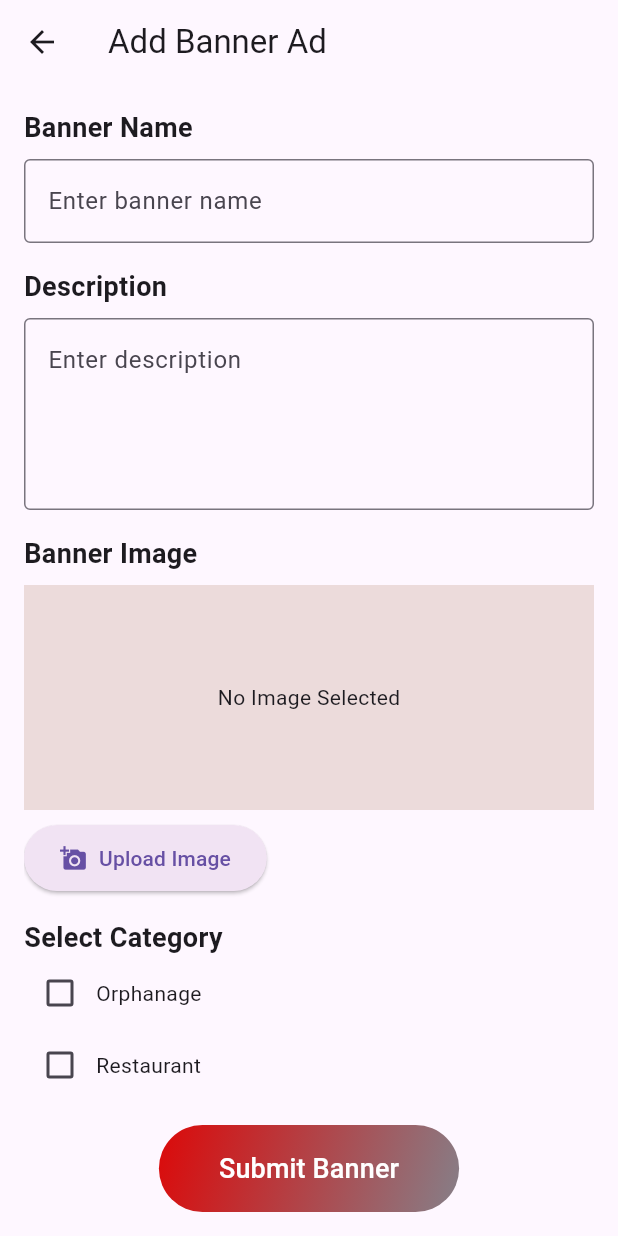
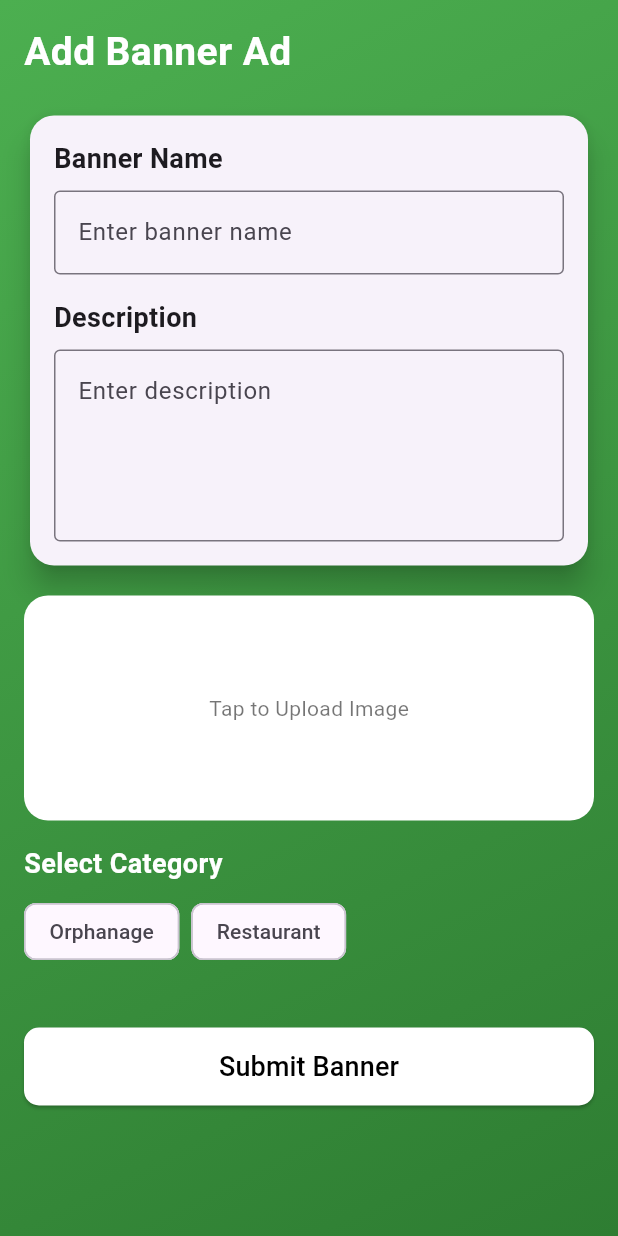
Before and after one commit to hungryproject/hungry, a Flutter app: the AdminPage screen opened directly, after a tap on "Add Banner", on a phone screen of 412 x 824 dp. Run offline on Flutter 3.47's test engine with Material 3 defaults, Android fonts, the light colour scheme and no system bars; our stand-ins replace carousel_slider, cloud_firestore, firebase_auth, firebase_core, firebase_messaging, firebase_storage and 2 more; missing offline and left inert: animated_rating_stars, onesignal_flutter; accounts and stored records are empty; Roboto replaces fonts that are missing (hungryfont).

Commit message:
admin module  view oreders screen added  , banner screen update, ui updation

```diff
--- a/lib/modules/admin/screen/adminhome_screen.dart
+++ b/lib/modules/admin/screen/adminhome_screen.dart
@@ -1,10 +1,12 @@
 import 'package:flutter/material.dart';
-import 'package:hungry/modules/admin/screen/admprof_screen.dart';
+import 'package:hungry/modules/admin/screen/admin_order_list_screen.dart';
 import 'package:hungry/modules/admin/screen/banner_screen.dart';
 import 'package:hungry/modules/admin/screen/view_added_banners_screen.dart';
 import 'package:hungry/modules/admin/screen/vieworph_screen.dart';
 import 'package:hungry/modules/admin/screen/viewrest_screen.dart';
+import 'package:hungry/modules/choose_screen.dart';
 import 'package:hungry/modules/restuarant/screens/login_screen.dart';
+
 
 class AdminPage extends StatelessWidget {
   const AdminPage({super.key});
@@ -12,53 +14,33 @@ class AdminPage extends StatelessWidget {
   @override
   Widget build(BuildContext context) {
     return Scaffold(
+      backgroundColor: Colors.black,
+      extendBodyBehindAppBar: true,
       appBar: AppBar(
-        title: const Text('Admin Page'),
-        actions: [
-          IconButton(
-            icon: const Icon(Icons.account_circle),
-            onPressed: () {
-              Navigator.push(
-                context,
-                MaterialPageRoute(builder: (context) => const AdminProfilePage()),
-              );
-            },
+        automaticallyImplyLeading: false,
+        backgroundColor: Colors.transparent,
+        elevation: 0,
+        centerTitle: true,
+        title: const Text(
+          'Admin Page',
+          style: TextStyle(color: Colors.white),
         ),
-          IconButton(
-            icon: const Icon(Icons.logout),
-            onPressed: () {
-              _showLogoutDialog(context);
-            },
-          ),
-        ],
       ),
       body: Container(
+        height: MediaQuery.of(context).size.height,
+        padding: const EdgeInsets.only(top: 150),
         decoration: const BoxDecoration(
           image: DecorationImage(
-            image: AssetImage('asset/images/2L0vC.png'),
-            fit: BoxFit.cover, // Adjusts how the image fits the container
+            image: AssetImage('asset/images/bg-ch.jpg'),
+            fit: BoxFit.cover,
           ),
         ),
-        child: Padding(
-          padding: const EdgeInsets.all(16.0),
-          child: Column(
-            crossAxisAlignment: CrossAxisAlignment.start,
+        child: Wrap(
           children: [
-              const Text(
-                'Hello, Admin',
-                style: TextStyle(
-                  fontSize: 58,
-                  color: Color.fromARGB(255, 251, 251, 250),
-                  fontWeight: FontWeight.bold,
-                ),
-              ),
-              const SizedBox(height: 42),
-              Row(
-                children: [
-                  Expanded(
-                    child: AdminCard(
+            AdminCard(
+              icon: Icons.restaurant,
               title: 'Restaurant',
-                      backgroundColor: const Color.fromARGB(255, 249, 248, 247).withOpacity(0.7), // Add opacity to the color
+              backgroundColor: Colors.white,
               onTap: () {
                 Navigator.push(
                   context,
@@ -66,12 +48,11 @@ class AdminPage extends StatelessWidget {
                 );
               },
             ),
-                  ),
             const SizedBox(width: 20),
-                  Expanded(
-                    child: AdminCard(
+            AdminCard(
               title: 'Orphanage',
-                      backgroundColor: const Color.fromARGB(255, 247, 249, 248).withOpacity(0.7), // Add opacity to the color
+              icon: Icons.accessibility,
+              backgroundColor: Colors.white,
               onTap: () {
                 Navigator.push(
                   context,
@@ -79,13 +60,10 @@ class AdminPage extends StatelessWidget {
                 );
               },
             ),
-                  ),
-                ],
-              ),
-              const SizedBox(height: 36),
             AdminCard(
               title: 'Add Banner',
-                backgroundColor: const Color.fromARGB(255, 244, 244, 244).withOpacity(0.7), // Add opacity to the color
+              icon: Icons.ad_units,
+              backgroundColor: Colors.white,
               onTap: () {
                 Navigator.push(
                   context,
@@ -94,23 +72,54 @@ class AdminPage extends StatelessWidget {
               },
             ),
             AdminCard(
-                title: 'view  Banners',
-                backgroundColor: const Color.fromARGB(255, 244, 244, 244).withOpacity(0.7), // Add opacity to the color
+              icon: Icons.view_carousel_outlined,
+              title: 'View Banners',
+              backgroundColor: Colors.white,
               onTap: () {
                 Navigator.push(
                   context,
-                    MaterialPageRoute(builder: (context) =>  BannerListScreen()),
+                  MaterialPageRoute(builder: (context) => BannerListScreen()),
                 );
+              },
+            ),
+            AdminCard(
+              title: 'View Orders',
+              icon: Icons.document_scanner,
+              backgroundColor: Colors.white,
+              onTap: () {
+                Navigator.push(
+                  context,
+                  MaterialPageRoute(builder: (context) => AdminOrderListScreen()),
+                );
+              },
+            ),
+
+            AdminCard(
+              title: 'Review',
+              icon: Icons.star,
+              backgroundColor: Colors.white,
+              onTap: () {
+                Navigator.push(
+                  context,
+                  MaterialPageRoute(builder: (context) => AdminOrderListScreen()),
+                );
+              },
+            ),
+            AdminCard(
+              title: 'Logout',
+              icon: Icons.logout,
+              backgroundColor: Colors.white,
+              onTap: () {
+                _showLogoutDialog(context);
               },
             ),
           ],
         ),
       ),
-      ),
     );
   }
 
-  // Function to show logout confirmation dialog
+  /// Function to show logout confirmation dialog
   void _showLogoutDialog(BuildContext context) {
     showDialog(
       context: context,
@@ -126,9 +135,11 @@ class AdminPage extends StatelessWidget {
           ),
           TextButton(
             onPressed: () {
-              Navigator.push(
+              Navigator.pop(context); // Close the dialog
+              Navigator.pushAndRemoveUntil(
                 context,
-                MaterialPageRoute(builder: (context) => const LoginScreen()),
+                MaterialPageRoute(builder: (context) => const ChooseScreen()),
+                (route) => false, // Remove all previous routes
               );
             },
             child: const Text('Logout'),
@@ -143,12 +154,14 @@ class AdminCard extends StatelessWidget {
   final String title;
   final Color backgroundColor;
   final VoidCallback onTap;
+  final IconData icon;
+
 
   const AdminCard({
     super.key,
     required this.title,
     required this.backgroundColor,
-    required this.onTap,
+    required this.onTap, required this.icon,
   });
 
   @override
@@ -163,15 +176,19 @@ class AdminCard extends StatelessWidget {
         ),
         child: Padding(
           padding: const EdgeInsets.all(16.0),
-          child: Center(
-            child: Text(
+          child: Row(
+            mainAxisAlignment: MainAxisAlignment.spaceEvenly,
+            children: [
+              Icon(icon),
+              Text(
                 title,
                 style: const TextStyle(
                   fontSize: 20,
                   fontWeight: FontWeight.bold,
-                color: Color.fromARGB(255, 237, 103, 14),
                                 ),
               ),
+              Icon(Icons.arrow_right)
+            ],
           ),
         ),
       ),
--- a/lib/modules/admin/screen/banner_screen.dart
+++ b/lib/modules/admin/screen/banner_screen.dart
@@ -17,11 +17,10 @@ class _BannerAdPageState extends State<BannerAdPage> {
   final ImagePicker _picker = ImagePicker();
   bool loading = false;
 
-  // Checkbox states
+  // Toggle states
   bool _isForOrphanage = false;
   bool _isForRestaurant = false;
 
-  // Function to pick an image from the gallery
   Future<void> _pickImage() async {
     final pickedFile = await _picker.pickImage(source: ImageSource.gallery);
     if (pickedFile != null) {
@@ -31,7 +30,6 @@ class _BannerAdPageState extends State<BannerAdPage> {
     }
   }
 
-  // Function to submit the form
   void _submitForm() async {
     setState(() {
       loading = true;
@@ -41,7 +39,6 @@ class _BannerAdPageState extends State<BannerAdPage> {
     final String description = _descriptionController.text;
 
     if (_imageFile == null || name.isEmpty || description.isEmpty || (!_isForOrphanage && !_isForRestaurant)) {
-      // Show an alert if any field is empty or no checkbox is selected
       showDialog(
         context: context,
         builder: (context) => AlertDialog(
@@ -49,9 +46,7 @@ class _BannerAdPageState extends State<BannerAdPage> {
           content: const Text('Please provide all required details and select a category.'),
           actions: [
             TextButton(
-              onPressed: () {
-                Navigator.pop(context);
-              },
+              onPressed: () => Navigator.pop(context),
               child: const Text('OK'),
             ),
           ],
@@ -64,7 +59,6 @@ class _BannerAdPageState extends State<BannerAdPage> {
       return;
     }
 
-    // Pass the selected options to the BannerServices
     await BannerServices().addBanner(
       context: context,
       imageFile: _imageFile!,
@@ -74,6 +68,11 @@ class _BannerAdPageState extends State<BannerAdPage> {
       isForRestaurant: _isForRestaurant,
     );
 
+    _imageFile = null;
+    _nameController.clear();
+    _descriptionController.clear();
+
+
     setState(() {
       loading = false;
     });
@@ -82,14 +81,43 @@ class _BannerAdPageState extends State<BannerAdPage> {
   @override
   Widget build(BuildContext context) {
     return Scaffold(
-      appBar: AppBar(
-        title: const Text('Add Banner Ad'),
+      body: Stack(
+        children: [
+          // Background gradient
+          Container(
+            decoration: const BoxDecoration(
+              gradient: LinearGradient(
+                colors: [Color(0xFF4CAF50), Color(0xFF2E7D32)],
+                begin: Alignment.topLeft,
+                end: Alignment.bottomRight,
               ),
-      body: Padding(
+            ),
+          ),
+          SafeArea(
+            child: Padding(
               padding: const EdgeInsets.all(16.0),
               child: loading
-            ? const Center(child: CircularProgressIndicator())
+                  ? const Center(child: CircularProgressIndicator(color: Colors.white))
                   : SingleChildScrollView(
+                      child: Column(
+                        crossAxisAlignment: CrossAxisAlignment.start,
+                        children: [
+                          const Text(
+                            'Add Banner Ad',
+                            style: TextStyle(
+                              fontSize: 26,
+                              fontWeight: FontWeight.bold,
+                              color: Colors.white,
+                            ),
+                          ),
+                          const SizedBox(height: 20),
+                          Card(
+                            elevation: 8,
+                            shape: RoundedRectangleBorder(
+                              borderRadius: BorderRadius.circular(16.0),
+                            ),
+                            child: Padding(
+                              padding: const EdgeInsets.all(16.0),
                               child: Column(
                                 crossAxisAlignment: CrossAxisAlignment.start,
                                 children: [
@@ -119,106 +147,102 @@ class _BannerAdPageState extends State<BannerAdPage> {
                                     ),
                                     maxLines: 4,
                                   ),
+                                ],
+                              ),
+                            ),
+                          ),
                           const SizedBox(height: 16),
-                    const Text(
-                      'Banner Image',
-                      style: TextStyle(fontSize: 18, fontWeight: FontWeight.bold),
-                    ),
-                    const SizedBox(height: 8),
                           _imageFile == null
-                        ? Container(
+                              ? GestureDetector(
+                                  onTap: _pickImage,
+                                  child: Container(
                                     height: 150,
                                     width: double.infinity,
-                            color: const Color.fromARGB(255, 236, 219, 219),
+                                    decoration: BoxDecoration(
+                                      color: Colors.white,
+                                      borderRadius: BorderRadius.circular(16.0),
+                                    ),
                                     child: const Center(
-                              child: Text('No Image Selected'),
+                                      child: Text('Tap to Upload Image', style: TextStyle(color: Colors.black54)),
+                                    ),
                                   ),
                                 )
-                        : Image.file(
+                              : GestureDetector(
+                                  onTap: _pickImage,
+                                  child: ClipRRect(
+                                    borderRadius: BorderRadius.circular(16.0),
+                                    child: Image.file(
                                       _imageFile!,
                                       height: 150,
                                       width: double.infinity,
                                       fit: BoxFit.cover,
-                          ),
-                    const SizedBox(height: 8),
-                    ElevatedButton.icon(
-                      onPressed: _pickImage,
-                      icon: const Icon(Icons.add_a_photo),
-                      label: const Text('Upload Image'),
-                      style: ElevatedButton.styleFrom(
-                        padding: const EdgeInsets.symmetric(vertical: 12, horizontal: 24),
-                        backgroundColor: const Color.fromARGB(255, 241, 227, 243),
-                        shape: RoundedRectangleBorder(
-                          borderRadius: BorderRadius.circular(30.0),
                                     ),
                                   ),
                                 ),
                           const SizedBox(height: 16),
                           const Text(
                             'Select Category',
-                      style: TextStyle(fontSize: 18, fontWeight: FontWeight.bold),
+                            style: TextStyle(fontSize: 18, fontWeight: FontWeight.bold, color: Colors.white),
                           ),
+                          const SizedBox(height: 8),
+                          Wrap(
+                            spacing: 8.0,
+                            children: [
+                              ChoiceChip(
+                                label: const Text('Orphanage'),
+                                selected: _isForOrphanage,
+                                onSelected: (selected) {
+                                  setState(() {
+                                    _isForOrphanage = selected;
+                                    if (selected) {
+                                      _isForRestaurant = false;
+                                    }
+                                  });
+                                },
+                                selectedColor: Colors.greenAccent,
+                              ),
+                              ChoiceChip(
+                                label: const Text('Restaurant'),
+                                selected: _isForRestaurant,
+                                onSelected: (selected) {
+                                  setState(() {
+                                    _isForRestaurant = selected;
+                                    if (selected) {
+                                      _isForOrphanage = false;
+                                    }
+                                  });
+                                },
+                                selectedColor: Colors.greenAccent,
+                              ),
+                            ],
+                          ),
+                          const SizedBox(height: 40),
                           Row(
                             children: [
-                        Checkbox(
-                          value: _isForOrphanage,
-                          onChanged: (value) {
-                            setState(() {
-                              _isForOrphanage = value ?? false;
-                            });
-                          },
-                        ),
-                        const Text('Orphanage'),
-                      ],
-                    ),
-                    Row(
-                      children: [
-                        Checkbox(
-                          value: _isForRestaurant,
-                          onChanged: (value) {
-                            setState(() {
-                              _isForRestaurant = value ?? false;
-                            });
-                          },
-                        ),
-                        const Text('Restaurant'),
-                      ],
-                    ),
-                    const SizedBox(height: 16),
-                    Center(
-                      child: Container(
-                        decoration: BoxDecoration(
-                          gradient: const LinearGradient(
-                            colors: [Color.fromARGB(255, 220, 9, 9), Color.fromARGB(255, 134, 127, 136)],
-                            begin: Alignment.topLeft,
-                            end: Alignment.bottomRight,
-                          ),
-                          borderRadius: BorderRadius.circular(30.0),
-                        ),
+                              Expanded(
                                 child: ElevatedButton(
                                   onPressed: _submitForm,
                                   style: ElevatedButton.styleFrom(
-                            backgroundColor: Colors.transparent,
-                            shadowColor: Colors.transparent,
-                            padding: const EdgeInsets.symmetric(vertical: 16, horizontal: 40),
+                                    padding: const EdgeInsets.symmetric(vertical: 13, horizontal: 40),
                                     shape: RoundedRectangleBorder(
-                              borderRadius: BorderRadius.circular(30.0),
+                                      borderRadius: BorderRadius.circular(10.0),
                                     ),
+                                    backgroundColor: Colors.white,
                                   ),
                                   child: const Text(
                                     'Submit Banner',
-                            style: TextStyle(
-                              color: Colors.white,
-                              fontSize: 18,
+                                    style: TextStyle(fontSize: 18, color: Colors.black),
+                                  ),
+                                ),
+                              ),
+                            ],
+                          ),
+                        ],
                       ),
                     ),
             ),
           ),
-                    ),
-                    const SizedBox(height: 16),
         ],
-                ),
-              ),
       ),
     );
   }
--- a/lib/modules/orphanage/screens/home_screen.dart
+++ b/lib/modules/orphanage/screens/home_screen.dart
@@ -116,6 +116,8 @@ class _OrphanagehomescreenState extends State<Orphanagehomescreen> {
                       margin: const EdgeInsets.only(right: 16),
                       child: GestureDetector(
                         onTap: () {
+
+
                           Navigator.push(
                             context,
                             MaterialPageRoute(
@@ -179,9 +181,6 @@ class _OrphanagehomescreenState extends State<Orphanagehomescreen> {
                                       halfFilledIcon: Icons.star_half,
                                       emptyIcon: Icons.star_border,
                                       onChanged: (double rating) {
-
-
-
                                       },
                                       displayRatingValue: true,
                                       interactiveTooltips: true,
--- a/lib/modules/orphanage/screens/orphange_login_screen.dart
+++ b/lib/modules/orphanage/screens/orphange_login_screen.dart
@@ -3,10 +3,7 @@ import 'package:firebase_auth/firebase_auth.dart'; // Import for User type
 import 'package:hungry/modules/orphanage/screens/bottommnavigation_screen.dart';
 import 'package:hungry/modules/orphanage/screens/signup_screen.dart';
 import 'package:hungry/modules/orphanage/services/OrphanageAuthServices.dart';
-import 'package:hungry/modules/restuarant/screens/bottomnavigation_screen.dart';
-import 'package:hungry/modules/restuarant/screens/signup_screen.dart';
 import 'package:lottie/lottie.dart';
-import '../../restuarant/service/firebase_auth_services.dart';
 
 class OrphanageLoginScreen extends StatefulWidget {
   const OrphanageLoginScreen({super.key});
@@ -54,7 +51,7 @@ class _OrphanageLoginScreenState extends State<OrphanageLoginScreen> {
       } catch(e){
 
         ScaffoldMessenger.of(context).showSnackBar(
-          SnackBar(content: Text(e.toString() ?? 'Failed to sign in')),
+          SnackBar(content: Text(e.toString())),
         );
 
       }
--- a/pubspec.yaml
+++ b/pubspec.yaml
@@ -20,6 +20,8 @@ dependencies:
   firebase_messaging: ^14.7.10
   http: ^1.2.2
   onesignal_flutter: ^5.2.6
+  intl: ^0.20.1
+  particles_fly: ^0.0.9
 
 
 dev_dependencies:
```
Also changed, not shown: lib/modules/admin/screen/admin_order_list_screen.dart (added, +219 -0 lines), lib/modules/admin/screen/view_added_banners_screen.dart (+77 -11 lines), lib/modules/admin/services/banner_services.dart (+5 -2 lines), asset/images/bg-ch.jpg (added). Lines whose indentation alone changed are shown as unchanged.
